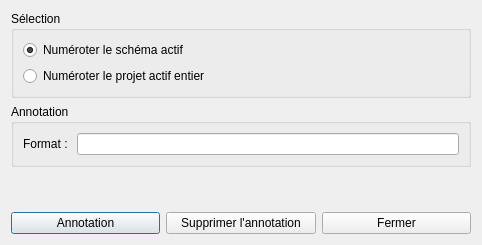
Qt form sources/ui/dialogconductorautonum.ui (qelectrotech/qelectrotech-source-mirror) before a commit.
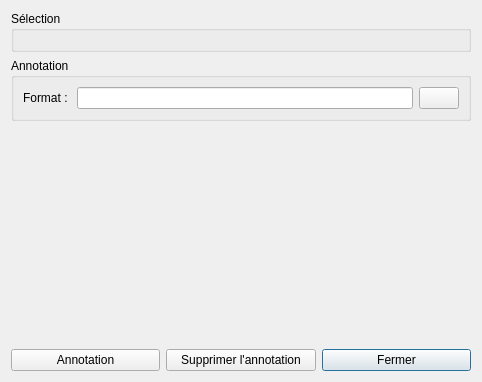
The same form after that commit. Icons and pictures are not drawn.

Commit message: Update the dialogconductorautonum with the diagramselection widget

What changed in the file:
```diff
--- a/sources/ui/dialogconductorautonum.ui
+++ b/sources/ui/dialogconductorautonum.ui
@@ -7,7 +7,7 @@
     <x>0</x>
     <y>0</y>
     <width>482</width>
-    <height>245</height>
+    <height>382</height>
    </rect>
   </property>
   <property name="windowTitle">
@@ -27,25 +27,7 @@
        </property>
        <layout class="QVBoxLayout" name="verticalLayout_4">
         <item>
-         <layout class="QVBoxLayout" name="verticalLayout_3">
-          <item>
-           <widget class="QRadioButton" name="radioButton_Diagram">
-            <property name="text">
-             <string>Numéroter le schéma actif</string>
-            </property>
-            <property name="checked">
-             <bool>true</bool>
-            </property>
-           </widget>
-          </item>
-          <item>
-           <widget class="QRadioButton" name="radioButton_Project">
-            <property name="text">
-             <string>Numéroter le projet actif entier</string>
-            </property>
-           </widget>
-          </item>
-         </layout>
+         <layout class="QVBoxLayout" name="verticalLayout_Selection"/>
         </item>
        </layout>
       </widget>
@@ -70,6 +52,14 @@
               </property>
              </widget>
             </item>
+            <item row="0" column="2">
+             <widget class="QPushButton" name="pushButton_info">
+              <property name="icon">
+               <iconset resource="../../qelectrotech.qrc">
+                <normaloff>:/ico/16x16/configure.png</normaloff>:/ico/16x16/configure.png</iconset>
+              </property>
+             </widget>
+            </item>
            </layout>
           </item>
          </layout>
@@ -121,6 +111,9 @@
        <property name="text">
         <string>Fermer</string>
        </property>
+       <property name="default">
+        <bool>true</bool>
+       </property>
       </widget>
      </item>
     </layout>
```
The commit also changes 2 other files.
